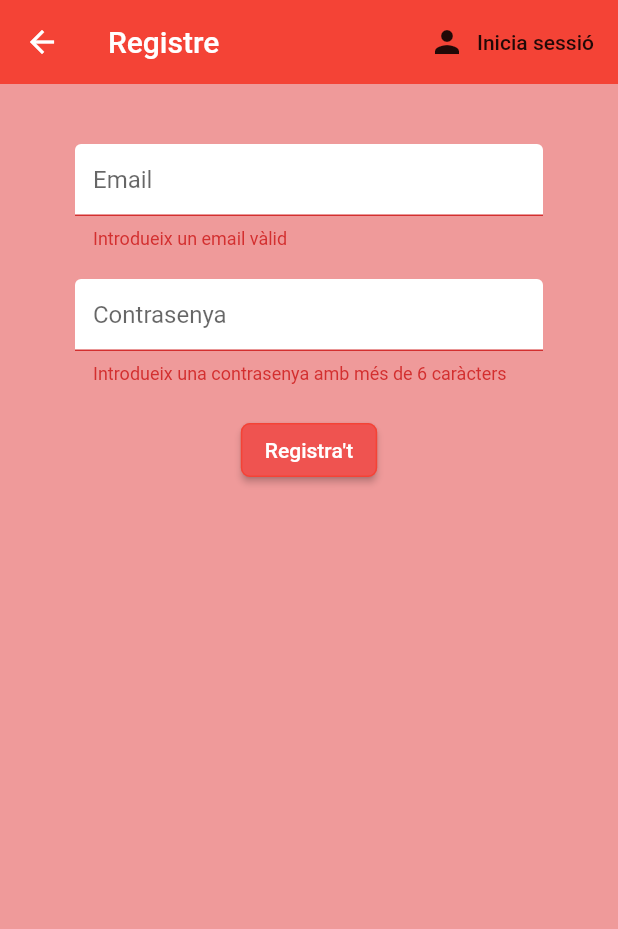
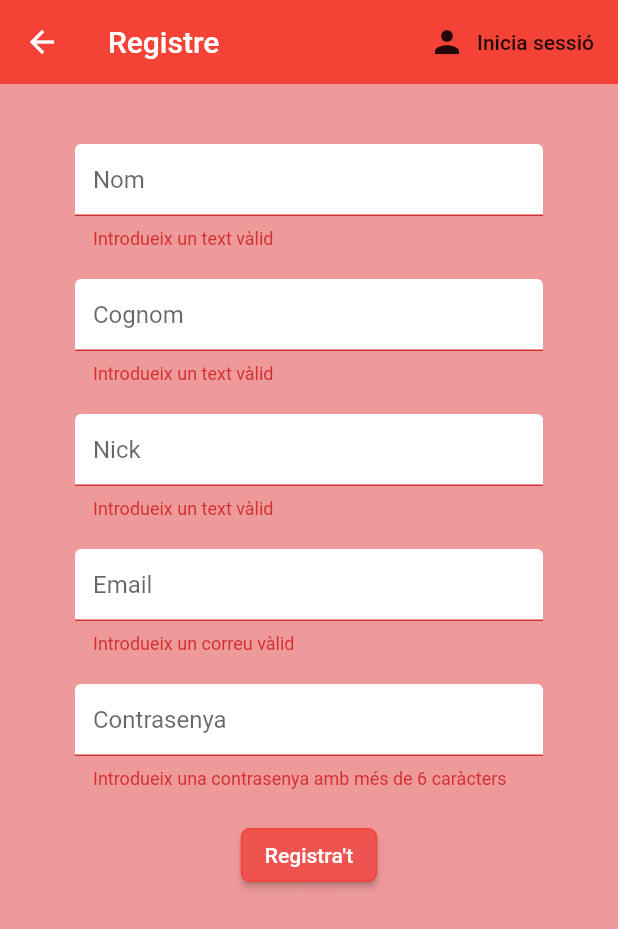
Before and after one commit to adrigr4/Flutter, a Flutter app: the Register screen opened directly, after a tap on an icon or button, on a phone screen of 412 x 824 dp. Shown: the top 929 px of the screen. Run offline on Flutter 3.47's test engine with Material 2 defaults, Android fonts, the phone set to English and light mode, and no system bars; our stand-ins replace cloud_firestore, firebase_auth, flutter_spinkit, flutter_swiper; accounts and stored records are empty.

Commit message:
2020/02/17

```diff
--- a/FireBase/jomel-i6/lib/screens/authenticate/register.dart
+++ b/FireBase/jomel-i6/lib/screens/authenticate/register.dart
@@ -20,6 +20,9 @@ class _RegisterState extends State<Register> {
 
   String email = '';
   String password = '';
+  String name = '';
+  String surname = '';
+  String nickname = '';
   String error = '';
 
 
@@ -45,12 +48,37 @@ class _RegisterState extends State<Register> {
         padding: EdgeInsets.symmetric(vertical: 20.0, horizontal: 50.0),
           child: Form(
             key: _formKey,
+            child: SingleChildScrollView(
             child: Column(
               children: <Widget>[
                 SizedBox(height: 20.0),
                 TextFormField(
+                  decoration: textInputDecoration.copyWith(hintText: 'Nom'),
+                  validator: (val) => val.isEmpty ? 'Introdueix un text vàlid' : null,
+                  onChanged: (val) {
+                    setState(() => name = val);
+                  }
+                ),
+                SizedBox(height: 20.0),
+                TextFormField(
+                  decoration: textInputDecoration.copyWith(hintText: 'Cognom'),
+                  validator: (val) => val.isEmpty ? 'Introdueix un text vàlid' : null,
+                  onChanged: (val) {
+                    setState(() => surname = val);
+                  }
+                ),
+                SizedBox(height: 20.0),
+                TextFormField(
+                  decoration: textInputDecoration.copyWith(hintText: 'Nick'),
+                  validator: (val) => val.isEmpty ? 'Introdueix un text vàlid' : null,
+                  onChanged: (val) {
+                    setState(() => nickname = val);
+                  }
+                ),
+                SizedBox(height: 20.0),
+                TextFormField(
                   decoration: textInputDecoration.copyWith(hintText: 'Email'),
-                  validator: (val) => val.isEmpty ? 'Introdueix un email vàlid' : null,
+                  validator: (val) => val.isEmpty ? 'Introdueix un correu vàlid' : null,
                   onChanged: (val) {
                     setState(() => email = val);
                   }
@@ -77,7 +105,7 @@ class _RegisterState extends State<Register> {
                   onPressed: () async {
                     if(_formKey.currentState.validate()){
                       setState(() => loading = true);
-                      dynamic result = await _auth.registerWithEmailAndPassword(email, password);
+                      dynamic result = await _auth.registerWithEmailAndPasswordAndInfo(email, password, name, surname, nickname);
                       if(result == null){
                         setState(() => error = 'please supply a valid email');
                         loading = false;
@@ -94,6 +122,7 @@ class _RegisterState extends State<Register> {
             ),
           ),
       ),
+      )
     );
   }
 }
--- a/FireBase/jomel-i6/lib/screens/authenticate/sign_in.dart
+++ b/FireBase/jomel-i6/lib/screens/authenticate/sign_in.dart
@@ -40,6 +40,7 @@ class _SignInState extends State<SignIn> {
       ),
       body: Container(
         padding: EdgeInsets.symmetric(vertical: 20.0, horizontal: 50.0),
+        child: SingleChildScrollView(
         child: Form(
           key: _formKey,
           child: Column(
@@ -91,6 +92,7 @@ class _SignInState extends State<SignIn> {
           ),
         ),
       ),
+      )
     );
   }
 }
--- a/FireBase/jomel-i6/lib/shared/loading.dart
+++ b/FireBase/jomel-i6/lib/shared/loading.dart
@@ -7,7 +7,7 @@ class Loading extends StatelessWidget {
     return Container(
       color: Colors.red[100],
       child: Center(
-        child: SpinKitSpinningCircle(
+        child: SpinKitRing(
           color: Colors.black,
           size: 75.0,
         ),
```
Also changed, not shown: FireBase/jomel-i6/lib/services/auth.dart (+16 -1 lines), FireBase/jomel-i6/lib/services/database.dart (+4 -3 lines), 1 other file.
